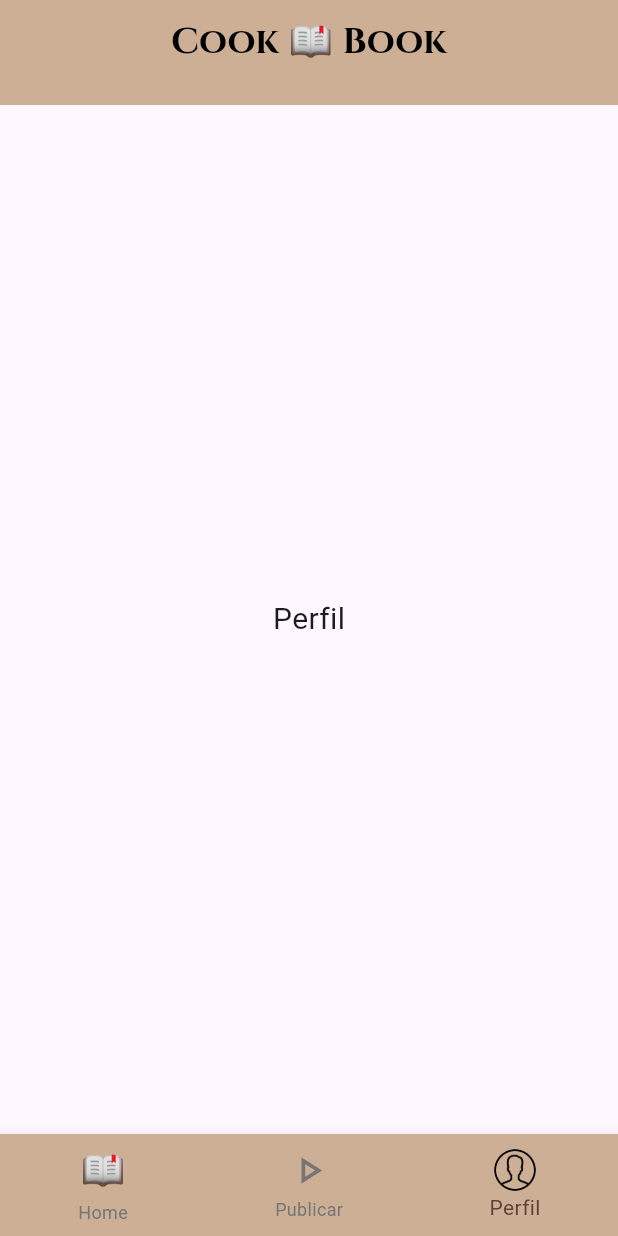
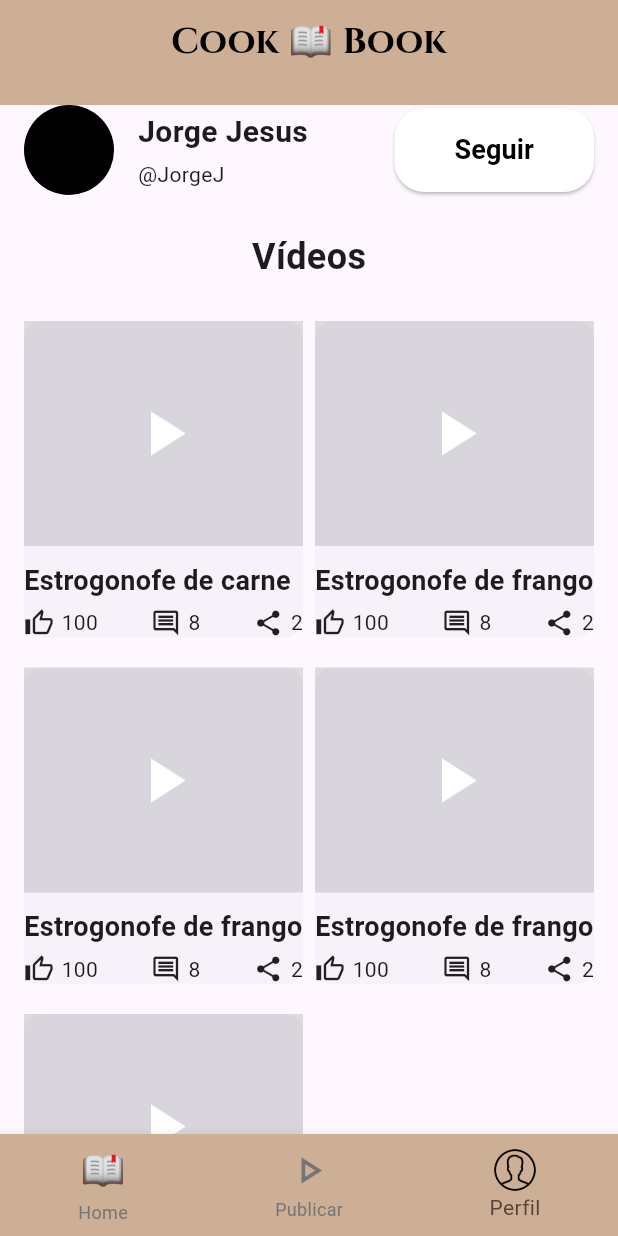
Before and after one commit to fernandofcs123/app_cookbook, a Flutter app: the MyHomePage screen opened by its route, item 3 of the bottom bar chosen, on a phone screen of 412 x 824 dp. Run offline on Flutter 3.47's test engine with Material 3 defaults, Android fonts, the light colour scheme and no system bars; our stand-ins replace google_fonts, mask_text_input_formatter; missing offline and left inert: validatorless; network calls fail.

Commit message:
Adicionado tela de perfil

```diff
--- a/lib/modules/cadastro/cadastro_page.dart
+++ b/lib/modules/cadastro/cadastro_page.dart
@@ -77,9 +77,9 @@ class _CadastroPageState extends State<CadastroPage> {
 
                   const SizedBox(height: 50),
 
-                  ElevatedbuttonWidget(nome: "   Criar   ", metodo: _cadastrar,),
+                  ElevatedbuttonWidget(nome: "   Criar   ", metodo: _cadastrar, botaoKey: const Key("botao_criar"),),
                   const SizedBox(height: 15),
-                  ElevatedbuttonWidget(nome: "Voltar", metodo: _voltar,),
+                  ElevatedbuttonWidget(nome: "Voltar", metodo: _voltar, botaoKey: const Key("botao_criar")),
 
 
                 ],
--- a/lib/modules/home/home_page.dart
+++ b/lib/modules/home/home_page.dart
@@ -1,4 +1,4 @@
-import 'package:app_cookbook/modules/home/publicar_page/antigo_publicar_page.dart';
+import 'package:app_cookbook/modules/home/perfil_page/perfil_page.dart';
 import 'package:app_cookbook/modules/home/publicar_page/publicar_page.dart';
 import 'package:app_cookbook/modules/home/video_feed_page/video_feed_page.dart';
 import 'package:app_cookbook/ui/appbar_widget.dart';
@@ -17,8 +17,8 @@ class _MyHomePageState extends State<MyHomePage> {
   static final List<Widget> _widgetOptions = <Widget>[
     VideoFeedPage(),
     PublicarPage(),
-    // PublicarPageAntigo(),
-    Center(child: Text('Perfil', style: TextStyle(fontSize: 20))),
+    PerfilPage(),
+    // Center(child: Text('Perfil', style: TextStyle(fontSize: 20))),
   ];
 
   void _onItemTapped(int index) {
--- a/lib/modules/home/perfil_page/perfil_page.dart
+++ b/lib/modules/home/perfil_page/perfil_page.dart
@@ -0,0 +1,129 @@
+import 'package:app_cookbook/models/video_model.dart';
+import 'package:app_cookbook/ui/elevated_button_widget.dart';
+import 'package:app_cookbook/ui/video_card.dart';
+import 'package:app_cookbook/ui/video_perfil_card.dart';
+import 'package:flutter/material.dart';
+
+class PerfilPage extends StatelessWidget {
+  PerfilPage({super.key});
+
+  final List<VideoModel> videos = [
+    VideoModel(
+      profileImage: "https://via.placeholder.com/50",
+      username: "Jorge Jesus",
+      title: "Estrogonofe de carne",
+      likes: 100,
+      comments: 8,
+      shares: 2,
+    ),
+    VideoModel(
+      profileImage: "https://via.placeholder.com/50",
+      username: "Jorge Jesus",
+      title: "Estrogonofe de frango",
+      likes: 100,
+      comments: 8,
+      shares: 2,
+    ),
+    VideoModel(
+      profileImage: "https://via.placeholder.com/50",
+      username: "Jorge Jesus",
+      title: "Estrogonofe de frango",
+      likes: 100,
+      comments: 8,
+      shares: 2,
+    ),
+    VideoModel(
+      profileImage: "https://via.placeholder.com/50",
+      username: "Jorge Jesus",
+      title: "Estrogonofe de frango",
+      likes: 100,
+      comments: 8,
+      shares: 2,
+    ),
+    VideoModel(
+      profileImage: "https://via.placeholder.com/50",
+      username: "Amadeu",
+      title: "Pamonha de milho",
+      likes: 41,
+      comments: 2,
+      shares: 0,
+    ),
+  ];
+
+  @override
+  Widget build(BuildContext context) {
+    return SingleChildScrollView(
+      child: Column(
+        children: [
+          Padding(
+            padding: const EdgeInsets.symmetric(horizontal: 16),
+            child: Row(
+              children: [
+                const CircleAvatar(
+                  radius: 30,
+                  backgroundColor: Colors.black,
+                ),
+                const SizedBox(width: 16,),
+                Column(
+                  crossAxisAlignment: CrossAxisAlignment.start,
+                  children: [
+                    const Text(
+                      "Jorge Jesus",
+                      style: TextStyle(
+                        fontSize: 20,
+                        fontWeight: FontWeight.bold,
+                      ),
+                    ),
+                    const SizedBox(height: 4,),
+                    const Text("@JorgeJ"),
+
+                  ],
+                ),
+                const Spacer(),
+                ElevatedbuttonWidget(nome: 'Seguir',metodo: () {},),
+
+              ],
+            ),
+
+          ),
+          const SizedBox(height: 24,),
+
+          const Text(
+            "Vídeos",
+            style: TextStyle(
+              fontSize: 24,
+              fontWeight: FontWeight.bold,
+            ),
+          ),
+
+          const SizedBox(height: 16,),
+
+          Padding(
+            padding: const EdgeInsets.symmetric(horizontal: 16),
+            child: Column(
+              children: [
+                for (int i =0; i < videos.length; i+=2)
+                  Row(
+                    children: [
+                      Expanded(
+                        child: VideoPerfilCard(video: videos[i]),
+                      ),
+                      const SizedBox(width: 8,),
+                      if (i+1 < videos.length)
+                        Expanded(
+                          child: VideoPerfilCard(video: videos[i+1]),
+                        )
+                      else
+                        const Expanded(child: SizedBox()),
+
+                    ],
+                  )
+              ],
+            ),
+          ),
+          const SizedBox(height: 24,)
+        ],
+      ),
+    );
+  }
+}
--- a/lib/modules/home/publicar_page/publicar_page.dart
+++ b/lib/modules/home/publicar_page/publicar_page.dart
@@ -74,7 +74,7 @@ class PublicarPage extends StatelessWidget {
                     );
                   },
                   style: ElevatedButton.styleFrom(
-                    backgroundColor: Color(0xD9D9D9),
+                    backgroundColor: Color(0xFFD9D9D9),
                     minimumSize: const Size(double.infinity, 50), // Tamanho maior
                   ),
                   child: const Text('Adicionar filtros', style: TextStyle(color: Colors.black, fontSize: 18)),
@@ -95,7 +95,7 @@ class PublicarPage extends StatelessWidget {
                     );
                   },
                   style: ElevatedButton.styleFrom(
-                    backgroundColor: Color(0xD9D9D9),
+                    backgroundColor: Color(0xFFD9D9D9),
                     minimumSize: const Size(double.infinity, 50), // Tamanho maior
                   ),
                   child: const Text('Publicar', style: TextStyle(color: Colors.black, fontSize: 18)),
--- a/lib/modules/home/video_feed_page/video_feed_page.dart
+++ b/lib/modules/home/video_feed_page/video_feed_page.dart
@@ -11,6 +11,14 @@ class VideoFeedPage extends StatelessWidget {
       likes: 100,
       comments: 8,
       shares: 2,
+    ),
+    VideoModel(
+      profileImage: "https://via.placeholder.com/50",
+      username: "Amadeu",
+      title: "Pamonha de milho",
+      likes: 41,
+      comments: 2,
+      shares: 0,
     ),
     VideoModel(
       profileImage: "https://via.placeholder.com/50",
--- a/lib/modules/login/login_page.dart
+++ b/lib/modules/login/login_page.dart
@@ -66,7 +66,7 @@ class _LoginPageState extends State<LoginPage> {
 
                   const SizedBox(height: 80), // Espaço antes do botão
 
-                  ElevatedbuttonWidget(nome: "Login", metodo: _login,)
+                  ElevatedbuttonWidget(nome: "Login", metodo: _login, botaoKey: const Key("botao_login"))
                 ],
               ),
             ),
--- a/lib/ui/elevated_button_widget.dart
+++ b/lib/ui/elevated_button_widget.dart
@@ -4,16 +4,19 @@ class ElevatedbuttonWidget extends StatelessWidget {
 
   final String nome;
   final VoidCallback metodo;
+  final Key? botaoKey;
 
   const ElevatedbuttonWidget({
     super.key,
     required this.nome,
     required this.metodo,
+    this.botaoKey,
   });
 
   @override
   Widget build(BuildContext context) {
     return ElevatedButton(
+      key: botaoKey,
       onPressed: metodo,
       style: ElevatedButton.styleFrom(
         backgroundColor: Colors.white, // Cor do botão
--- /dev/null
+++ b/lib/ui/video_perfil_card.dart
@@ -0,0 +1,64 @@
+import 'package:app_cookbook/models/video_model.dart';
+import 'package:flutter/material.dart';
+
+class VideoPerfilCard extends StatelessWidget {
+  final VideoModel video;
+
+  const VideoPerfilCard({Key? key, required this.video}) : super(key: key);
+
+  @override
+  Widget build(BuildContext context) {
+    return Card(
+      margin: const EdgeInsets.symmetric(vertical: 10),
+      elevation: 0,
+      // color: Colors.white,
+      // shape: RoundedRectangleBorder(borderRadius: BorderRadius.circular(10)),
+      child: Padding(
+        padding: const EdgeInsets.all(0),
+        child: Column(
+          crossAxisAlignment: CrossAxisAlignment.start,
+          children: [
+            Container(
+              height: 150,
+              width: double.infinity,
+              color: Colors.black12,
+              child: const Icon(Icons.play_arrow, size: 50, color: Colors.white),
+            ),
+            const SizedBox(height: 10),
+            Text(
+              video.title,
+              style: const TextStyle(fontSize: 18, fontWeight: FontWeight.bold),
+            ),
+            const SizedBox(height: 5),
+            Row(
+              mainAxisAlignment: MainAxisAlignment.spaceBetween,
+              children: [
+                Row(
+                  children: [
+                    const Icon(Icons.thumb_up_alt_outlined, size: 20),
+                    const SizedBox(width: 5),
+                    Text(video.likes.toString()),
+                  ],
+                ),
+                Row(
+                  children: [
+                    const Icon(Icons.comment_outlined, size: 20),
+                    const SizedBox(width: 5),
+                    Text(video.comments.toString()),
+                  ],
+                ),
+                Row(
+                  children: [
+                    const Icon(Icons.share, size: 20),
+                    const SizedBox(width: 5),
+                    Text(video.shares.toString()),
+                  ],
+                ),
+              ],
+            ),
+          ],
+        ),
+      ),
+    );
+  }
+}
```
Also changed, not shown: 3 other files.
